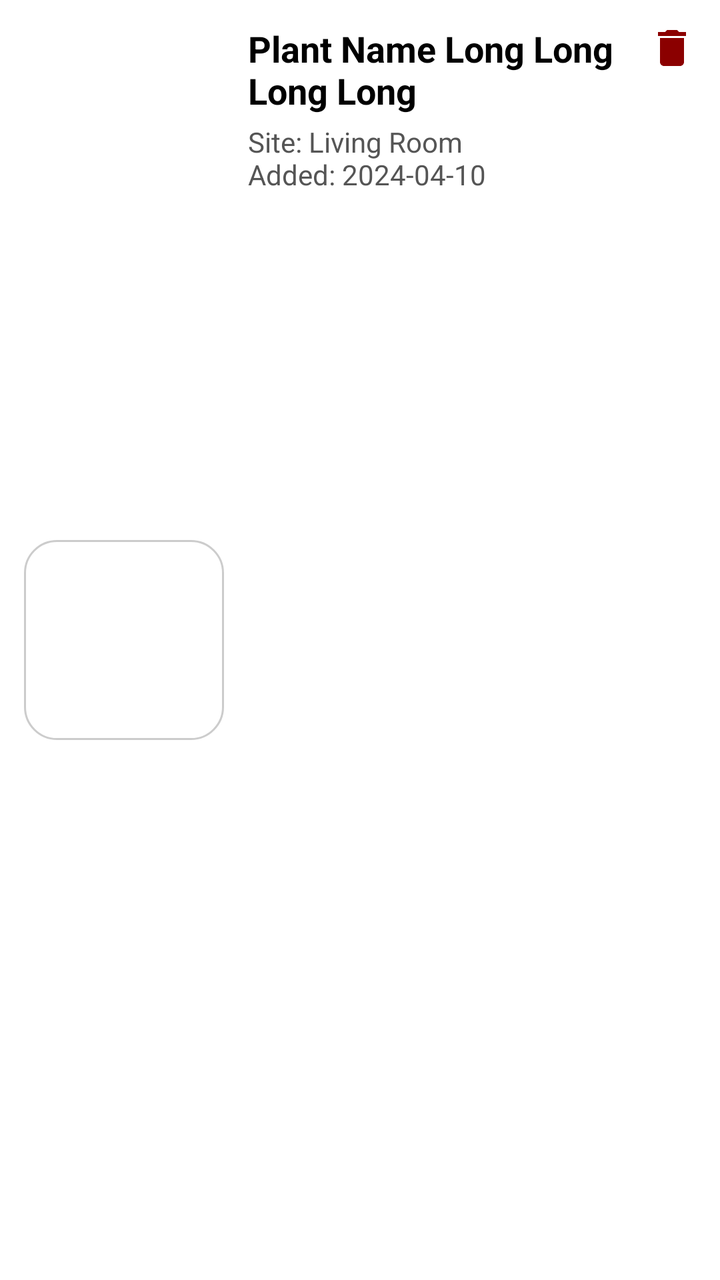
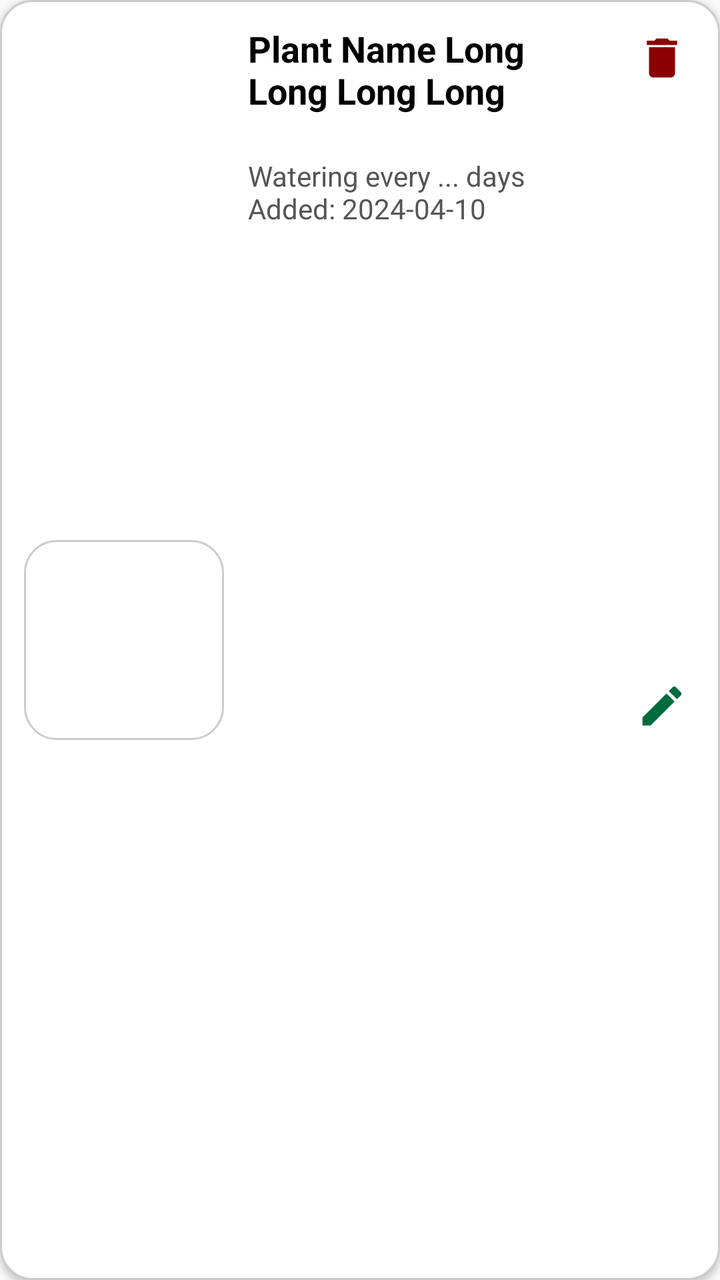

Screens rendered from an Android XML layout before and after an edit, with the pre-edit source and the edit as a unified diff.
<!-- AndroidManifest.xml: application theme Theme.Licenta_v2 -->
<!-- res/layout/item_my_plant.xml -->
<?xml version="1.0" encoding="utf-8"?>
<androidx.constraintlayout.widget.ConstraintLayout
    xmlns:android="http://schemas.android.com/apk/res/android"
    xmlns:app="http://schemas.android.com/apk/res-auto"
    android:layout_width="match_parent"
    android:layout_height="wrap_content"
    android:background="@android:color/white"
    android:layout_marginVertical="6dp"
    android:padding="12dp"
    android:elevation="2dp">

    
    <ImageView
        android:id="@+id/siteImage"
        android:layout_width="100dp"
        android:layout_height="100dp"
        android:scaleType="centerCrop"
        android:background="@drawable/card_background"
        android:contentDescription="Plant Image"
        app:layout_constraintTop_toTopOf="parent"
        app:layout_constraintBottom_toBottomOf="parent"
        app:layout_constraintStart_toStartOf="parent" />

    <ImageView
        android:id="@+id/deleteButton"
        android:layout_width="24dp"
        android:layout_height="24dp"
        android:src="@drawable/delete"
        android:contentDescription="Delete"
        app:layout_constraintTop_toTopOf="parent"
        app:layout_constraintEnd_toEndOf="parent" />

    <TextView
        android:id="@+id/siteName"
        android:layout_width="0dp"
        android:layout_height="wrap_content"
        android:text="Plant Name Long Long Long Long"
        android:textSize="18sp"
        android:textStyle="bold"
        android:textColor="@android:color/black"
        app:layout_constraintTop_toTopOf="parent"
        app:layout_constraintStart_toEndOf="@id/siteImage"
        app:layout_constraintEnd_toStartOf="@id/deleteButton"
        app:layout_constraintHorizontal_bias="0"
        android:layout_marginStart="12dp"
        android:layout_marginEnd="8dp" />

    <TextView
        android:id="@+id/siteInfo"
        android:layout_width="0dp"
        android:layout_height="wrap_content"
        android:text="Site: Living Room\nAdded: 2024-04-10"
        android:textSize="14sp"
        android:textColor="#555555"
        app:layout_constraintTop_toBottomOf="@id/siteName"
        app:layout_constraintStart_toStartOf="@id/siteName"
        app:layout_constraintEnd_toEndOf="@id/siteName"
        android:layout_marginTop="4dp" />
</androidx.constraintlayout.widget.ConstraintLayout>
<!-- resources referenced by this layout -->
<resources>
  <!-- drawable card_background (drawable) -->
  <shape xmlns:android="http://schemas.android.com/apk/res/android">
      <solid android:color="@android:color/white"/>
      <corners android:radius="16dp"/>
      <stroke android:width="1dp" android:color="#CCCCCC"/>
  </shape>
  <!-- drawable delete (drawable) -->
  <vector xmlns:android="http://schemas.android.com/apk/res/android" android:height="24dp" android:tint="#8B0000" android:viewportHeight="24" android:viewportWidth="24" android:width="24dp">
        
      <path android:fillColor="@android:color/white" android:pathData="M6,19c0,1.1 0.9,2 2,2h8c1.1,0 2,-0.9 2,-2V7H6v12zM19,4h-3.5l-1,-1h-5l-1,1H5v2h14V4z"/>
      
  </vector>
  <style name="Theme.Licenta_v2" parent="Base.Theme.Licenta_v2" />
  <style name="Base.Theme.Licenta_v2" parent="Theme.AppCompat.Light.NoActionBar">
          
          
          <item name="android:statusBarColor">@android:color/transparent</item>
          <item name="android:windowTranslucentStatus">true</item>
          <item name="android:windowLightStatusBar">true</item>
      </style>
</resources>

<!-- the commit's change to res/layout/item_my_plant.xml (unified diff, before → after) -->
@@ -4,12 +4,11 @@
     xmlns:app="http://schemas.android.com/apk/res-auto"
     android:layout_width="match_parent"
     android:layout_height="wrap_content"
-    android:background="@android:color/white"
+    android:background="@drawable/card_background"
     android:layout_marginVertical="6dp"
     android:padding="12dp"
     android:elevation="2dp">
 
-    
     <ImageView
         android:id="@+id/siteImage"
         android:layout_width="100dp"
@@ -23,12 +22,68 @@
 
     <ImageView
         android:id="@+id/deleteButton"
-        android:layout_width="24dp"
-        android:layout_height="24dp"
+        android:layout_width="34dp"
+        android:layout_height="34dp"
         android:src="@drawable/delete"
         android:contentDescription="Delete"
         app:layout_constraintTop_toTopOf="parent"
-        app:layout_constraintEnd_toEndOf="parent" />
+        app:layout_constraintEnd_toEndOf="parent"
+        android:padding="4dp"/>
+
+    <ImageView
+        android:id="@+id/editButton"
+        android:layout_width="34dp"
+        android:layout_height="34dp"
+        android:src="@drawable/edit"
+        android:contentDescription="Edit"
+        app:layout_constraintBottom_toBottomOf="@id/siteImage"
+        app:layout_constraintEnd_toEndOf="parent"
+        android:layout_marginTop="8dp"
+        android:padding="4dp" />
+
+    <LinearLayout
+        android:id="@+id/editPopup"
+        android:layout_width="0dp"
+        android:layout_height="wrap_content"
+        android:orientation="vertical"
+        android:visibility="gone"
+        android:background="@drawable/card_background"
+        android:padding="12dp"
+        app:layout_constraintTop_toBottomOf="@id/siteInfo"
+        app:layout_constraintStart_toStartOf="@id/siteName"
+        app:layout_constraintEnd_toEndOf="@id/siteName"
+        android:layout_marginTop="8dp">
+
+        <EditText
+            android:id="@+id/editPlantNameInput"
+            android:layout_width="match_parent"
+            android:layout_height="wrap_content"
+            android:hint="Custom name"
+            android:background="@android:drawable/edit_text"
+            android:padding="8dp" />
+
+        <AutoCompleteTextView
+            android:id="@+id/editSiteInput"
+            android:layout_width="match_parent"
+            android:layout_height="wrap_content"
+            android:hint="Select site"
+            android:background="@android:drawable/edit_text"
+            android:padding="8dp"
+            android:layout_marginTop="8dp"
+            android:inputType="none"
+            android:focusable="false" />
+
+        <Button
+            android:id="@+id/saveEditButton"
+            android:layout_width="wrap_content"
+            android:layout_height="wrap_content"
+            android:text="Save"
+            android:layout_gravity="end"
+            android:layout_marginTop="8dp"
+            android:backgroundTint="#175202"
+            android:textColor="@android:color/white" />
+    </LinearLayout>
+
 
     <TextView
         android:id="@+id/siteName"
@@ -49,11 +104,11 @@
         android:id="@+id/siteInfo"
         android:layout_width="0dp"
         android:layout_height="wrap_content"
-        android:text="Site: Living Room\nAdded: 2024-04-10"
+        android:text="Watering every ... days\nAdded: 2024-04-10"
         android:textSize="14sp"
         android:textColor="#555555"
         app:layout_constraintTop_toBottomOf="@id/siteName"
         app:layout_constraintStart_toStartOf="@id/siteName"
         app:layout_constraintEnd_toEndOf="@id/siteName"
-        android:layout_marginTop="4dp" />
+        android:layout_marginTop="21dp" />
 </androidx.constraintlayout.widget.ConstraintLayout>
<!-- resource entries referenced after the edit -->
@@ -12,6 +12,12 @@
       <path android:fillColor="@android:color/white" android:pathData="M6,19c0,1.1 0.9,2 2,2h8c1.1,0 2,-0.9 2,-2V7H6v12zM19,4h-3.5l-1,-1h-5l-1,1H5v2h14V4z"/>
       
   </vector>
+  <!-- drawable edit (drawable) -->
+  <vector xmlns:android="http://schemas.android.com/apk/res/android" android:height="24dp" android:tint="#006B3C" android:viewportHeight="24" android:viewportWidth="24" android:width="24dp">
+        
+      <path android:fillColor="@android:color/white" android:pathData="M3,17.25V21h3.75L17.81,9.94l-3.75,-3.75L3,17.25zM20.71,7.04c0.39,-0.39 0.39,-1.02 0,-1.41l-2.34,-2.34c-0.39,-0.39 -1.02,-0.39 -1.41,0l-1.83,1.83 3.75,3.75 1.83,-1.83z"/>
+      
+  </vector>
   <style name="Theme.Licenta_v2" parent="Base.Theme.Licenta_v2" />
   <style name="Base.Theme.Licenta_v2" parent="Theme.AppCompat.Light.NoActionBar">
           
